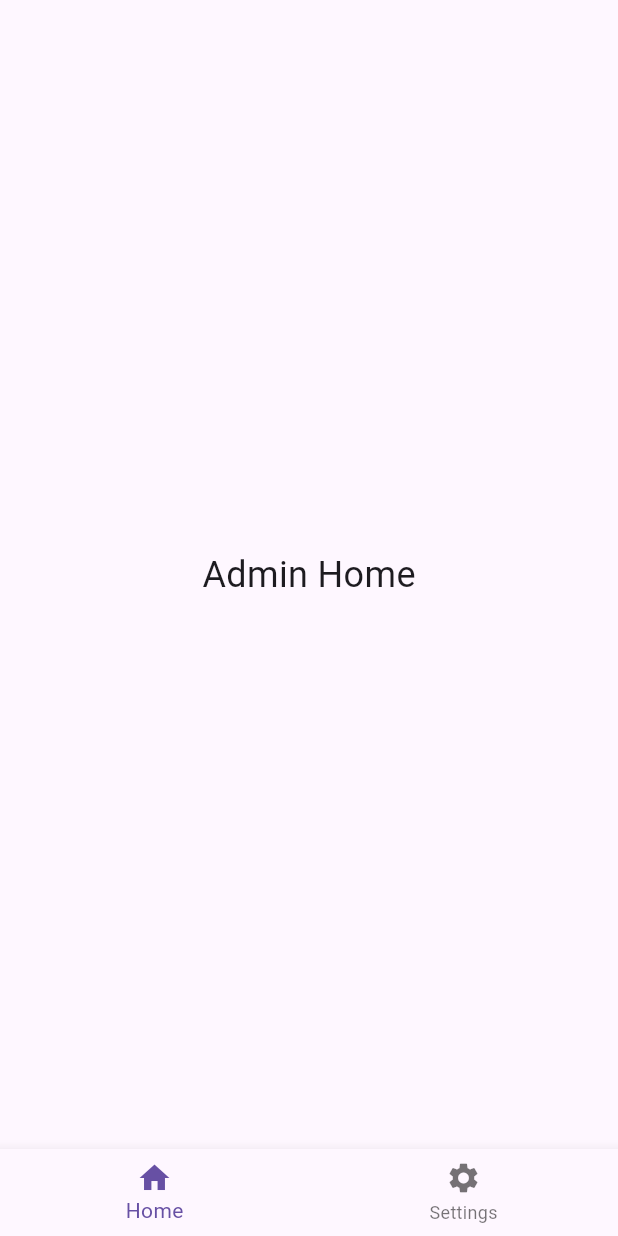
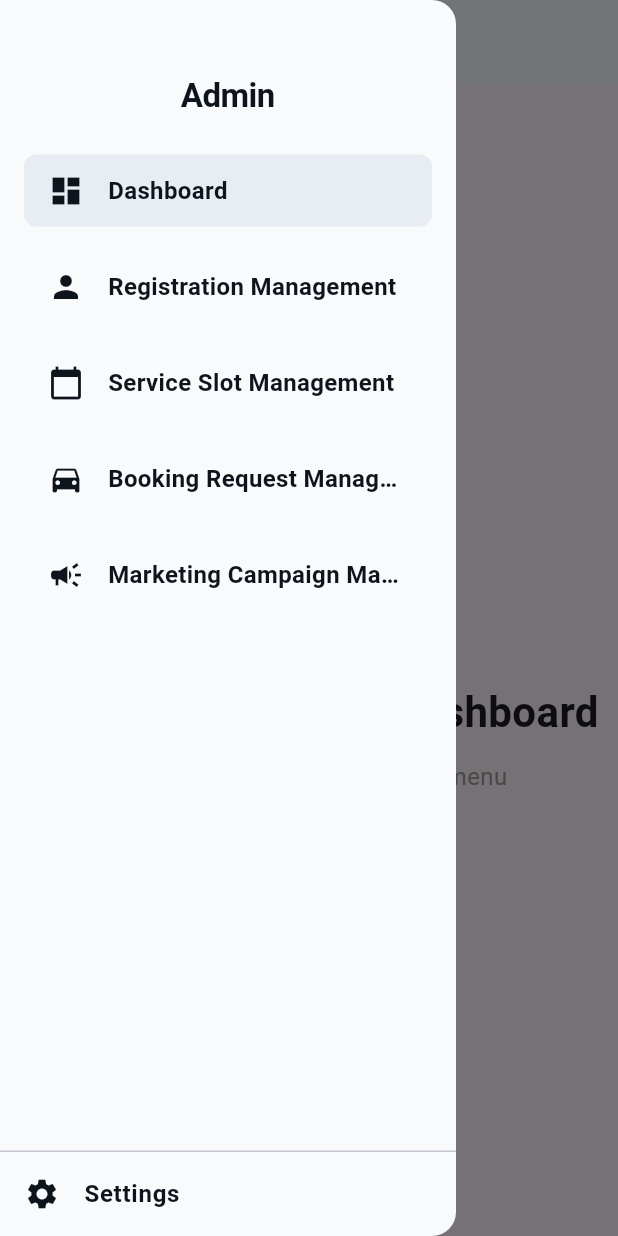
Before and after one commit to dulaj4067/vehicle-maintenance-system, a Flutter app: the AdminNav screen opened by its route, with the side drawer open (before the commit the screen has no drawer), on a phone screen of 412 x 824 dp. Run offline on Flutter 3.47's test engine with Material 3 defaults, Android fonts, the phone set to English and light mode, and no system bars; our stand-ins replace file_picker, flutter_dotenv, go_router, permission_handler, shared_preferences, supabase_flutter; accounts and stored records are empty.

Commit message:
Added new working nav bar

```diff
--- a/lib/admin/widgets/admin_home.dart
+++ b/lib/admin/widgets/admin_home.dart
@@ -5,6 +5,24 @@ class AdminHome extends StatelessWidget {
 
   @override
   Widget build(BuildContext context) {
-    return Center(child: Text('Admin Home', style: TextStyle(fontSize: 24)));
+    return const Center(
+      child: Column(
+        mainAxisAlignment: MainAxisAlignment.center,
+        children: [
+          Icon(Icons.dashboard, size: 80, color: Color(0xFF0D141B)),
+          SizedBox(height: 24),
+          Text(
+            'Welcome to Admin Dashboard',
+            style: TextStyle(fontSize: 28, fontWeight: FontWeight.bold),
+            textAlign: TextAlign.center,
+          ),
+          SizedBox(height: 12),
+          Text(
+            'Select a module from the side menu',
+            style: TextStyle(fontSize: 16, color: Colors.grey),
+          ),
+        ],
+      ),
+    );
   }
 }
--- a/lib/admin/widgets/admin_nav.dart
+++ b/lib/admin/widgets/admin_nav.dart
@@ -1,7 +1,11 @@
 import 'package:flutter/material.dart';
-import 'admin_home.dart';
+import 'admin_side_drawer.dart';
+import 'admin_Home.dart';
+import 'screens/registration_management_screen.dart';
+import 'screens/service_slot_management_screen.dart';
+import 'screens/booking_request_management_screen.dart';
+import 'screens/marketing_campaign_management_screen.dart';
 import 'admin_settings.dart';
-
 
 class AdminNav extends StatefulWidget {
   const AdminNav({super.key});
@@ -11,26 +15,33 @@ class AdminNav extends StatefulWidget {
 }
 
 class _AdminNavState extends State<AdminNav> {
-  int _currentIndex = 0;
+  int _selectedIndex = 0;
 
-  final List<Widget> _pages = [
-    AdminHome(),
-    AdminSettings(),
+  final List<Widget> _screens = [
+    const AdminHome(),
+    const RegistrationManagementScreen(),
+    const ServiceSlotManagementScreen(),
+    const BookingRequestManagementScreen(),
+    const MarketingCampaignManagementScreen(),
+    const AdminSettings(),
+  ];
 
-  ];
+  void _onItemTapped(int index) {
+    setState(() => _selectedIndex = index);
+  }
 
   @override
   Widget build(BuildContext context) {
     return Scaffold(
-      body: _pages[_currentIndex],
-      bottomNavigationBar: BottomNavigationBar(
-        currentIndex: _currentIndex,
-        onTap: (index) => setState(() => _currentIndex = index),
-        items: const [
-          BottomNavigationBarItem(icon: Icon(Icons.home), label: 'Home'),
-          BottomNavigationBarItem(icon: Icon(Icons.settings), label: 'Settings'),
-        ],
+      appBar: AppBar(
+        backgroundColor: const Color(0xFFF8FAFC),
+        foregroundColor: const Color(0xFF0D141B),
       ),
+      drawer: AdminSideDrawer(
+        selectedIndex: _selectedIndex,
+        onItemTapped: _onItemTapped,
+      ),
+      body: _screens[_selectedIndex],
     );
   }
 }
--- /dev/null
+++ b/lib/admin/widgets/admin_side_drawer.dart
@@ -0,0 +1,122 @@
+// lib/admin/widgets/admin_side_drawer.dart
+import 'package:flutter/material.dart';
+
+class AdminSideDrawer extends StatefulWidget {
+  final int selectedIndex;
+  final Function(int) onItemTapped;
+
+  const AdminSideDrawer({
+    super.key,
+    required this.selectedIndex,
+    required this.onItemTapped,
+  });
+
+  @override
+  State<AdminSideDrawer> createState() => _AdminSideDrawerState();
+}
+
+class _AdminSideDrawerState extends State<AdminSideDrawer> {
+  final List<_NavItem> _items = [
+    _NavItem(icon: Icons.dashboard, label: 'Dashboard'),
+    _NavItem(icon: Icons.person, label: 'Registration Management'),
+    _NavItem(icon: Icons.calendar_today, label: 'Service Slot Management'),
+    _NavItem(icon: Icons.directions_car, label: 'Booking Request Management'),
+    _NavItem(icon: Icons.campaign, label: 'Marketing Campaign Management'),
+  ];
+
+  @override
+  Widget build(BuildContext context) {
+    return Drawer(
+      backgroundColor: const Color(0xFFF8FAFC),
+      child: Column(
+        children: [
+          // Header
+          Container(
+            padding: const EdgeInsets.fromLTRB(16, 48, 16, 8),
+            child: const Text(
+              'Admin',
+              style: TextStyle(
+                fontSize: 22,
+                fontWeight: FontWeight.bold,
+                color: Color(0xFF0D141B),
+                letterSpacing: -0.33,
+              ),
+            ),
+          ),
+
+          // Navigation Items
+          Expanded(
+            child: ListView.separated(
+              padding: const EdgeInsets.all(16),
+              itemCount: _items.length,
+              separatorBuilder: (_, __) => const SizedBox(height: 16),
+              itemBuilder: (context, index) {
+                final item = _items[index];
+                final isSelected = widget.selectedIndex == index;
+
+                return InkWell(
+                  borderRadius: BorderRadius.circular(8),
+                  onTap: () {
+                    widget.onItemTapped(index);
+                    Navigator.pop(context);
+                  },
+                  child: Container(
+                    height: 48,
+                    padding: const EdgeInsets.symmetric(horizontal: 16),
+                    decoration: BoxDecoration(
+                      color: isSelected ? const Color(0xFFE7EDF3) : Colors.transparent,
+                      borderRadius: BorderRadius.circular(8),
+                    ),
+                    child: Row(
+                      children: [
+                        Icon(item.icon, size: 24, color: const Color(0xFF0D141B)),
+                        const SizedBox(width: 16),
+                        Expanded(
+                          child: Text(
+                            item.label,
+                            style: const TextStyle(
+                              fontSize: 16,
+                              fontWeight: FontWeight.bold,
+                              color: Color(0xFF0D141B),
+                            ),
+                            overflow: TextOverflow.ellipsis,
+                          ),
+                        ),
+                      ],
+                    ),
+                  ),
+                );
+              },
+            ),
+          ),
+
+          // Divider
+          const Divider(height: 1),
+
+          // Settings at Bottom
+          ListTile(
+            leading: const Icon(Icons.settings, color: Color(0xFF0D141B)),
+            title: const Text(
+              'Settings',
+              style: TextStyle(
+                fontSize: 16,
+                fontWeight: FontWeight.bold,
+                color: Color(0xFF0D141B),
+              ),
+            ),
+            onTap: () {
+              Navigator.pop(context);
+              widget.onItemTapped(5);
+            },
+          ),
+        ],
+      ),
+    );
+  }
+}
+
+class _NavItem {
+  final IconData icon;
+  final String label;
+  const _NavItem({required this.icon, required this.label});
+}
--- a/pubspec.yaml
+++ b/pubspec.yaml
@@ -40,9 +40,10 @@ dependencies:
   shared_preferences: ^2.3.2
   permission_handler: ^12.0.1
   cached_network_image: ^3.3.1
-  go_router: ^16.3.0
+  go_router: ^17.0.0
   flutter_dotenv: ^6.0.0
   path_provider: ^2.1.4
+  phosphor_flutter: ^2.0.0
 
   # The following adds the Cupertino Icons font to your application.
   # Use with the CupertinoIcons class for iOS style icons.
```
Also changed, not shown: lib/admin/widgets/admin_settings.dart (+4 -4 lines), lib/admin/widgets/screens/booking_request_management_screen.dart (added, +16 -0 lines), lib/admin/widgets/screens/marketing_campaign_management_screen.dart (added, +16 -0 lines), lib/admin/widgets/screens/registration_management_screen.dart (added, +16 -0 lines), lib/admin/widgets/screens/service_slot_management_screen.dart (added, +16 -0 lines), pubspec.lock.
